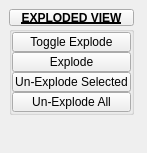
Above: mayatk/exploded_view/exploded_view.ui from m3trik/mayatk before the change. Below: the same form after it.
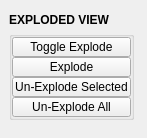
That is the form after the change. Custom widgets are drawn as their Qt base class.

Diff of the .ui file:
```diff
--- a/mayatk/exploded_view/exploded_view.ui
+++ b/mayatk/exploded_view/exploded_view.ui
@@ -10,7 +10,7 @@
     <x>0</x>
     <y>0</y>
     <width>147</width>
-    <height>153</height>
+    <height>138</height>
    </rect>
   </property>
   <property name="maximumSize">
@@ -36,32 +36,28 @@
        <number>0</number>
       </property>
       <item>
-       <widget class="PushButtonDraggable" name="draggable_header">
+       <widget class="Draggable_header" name="draggable_header">
         <property name="minimumSize">
          <size>
-          <width>19</width>
-          <height>17</height>
+          <width>0</width>
+          <height>22</height>
          </size>
         </property>
         <property name="maximumSize">
          <size>
           <width>125</width>
-          <height>17</height>
+          <height>22</height>
          </size>
         </property>
         <property name="font">
          <font>
           <weight>75</weight>
           <bold>true</bold>
-          <underline>true</underline>
          </font>
         </property>
         <property name="text">
          <string>EXPLODED VIEW</string>
         </property>
-        <property name="checkable">
-         <bool>true</bool>
-        </property>
        </widget>
       </item>
       <item>
@@ -280,9 +276,9 @@
  </widget>
  <customwidgets>
   <customwidget>
-   <class>PushButtonDraggable</class>
-   <extends>QPushButton</extends>
-   <header>widgets.pushbuttondraggable.h</header>
+   <class>Draggable_header</class>
+   <extends>QLabel</extends>
+   <header>draggable_header.h</header>
   </customwidget>
  </customwidgets>
  <resources/>
```
